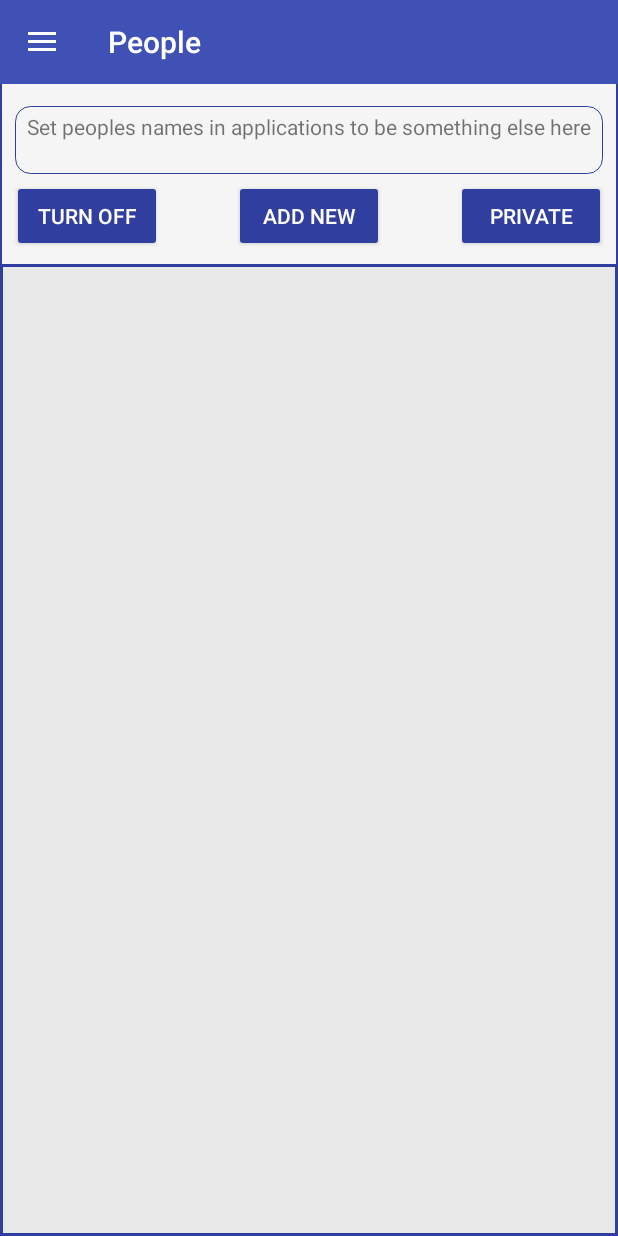
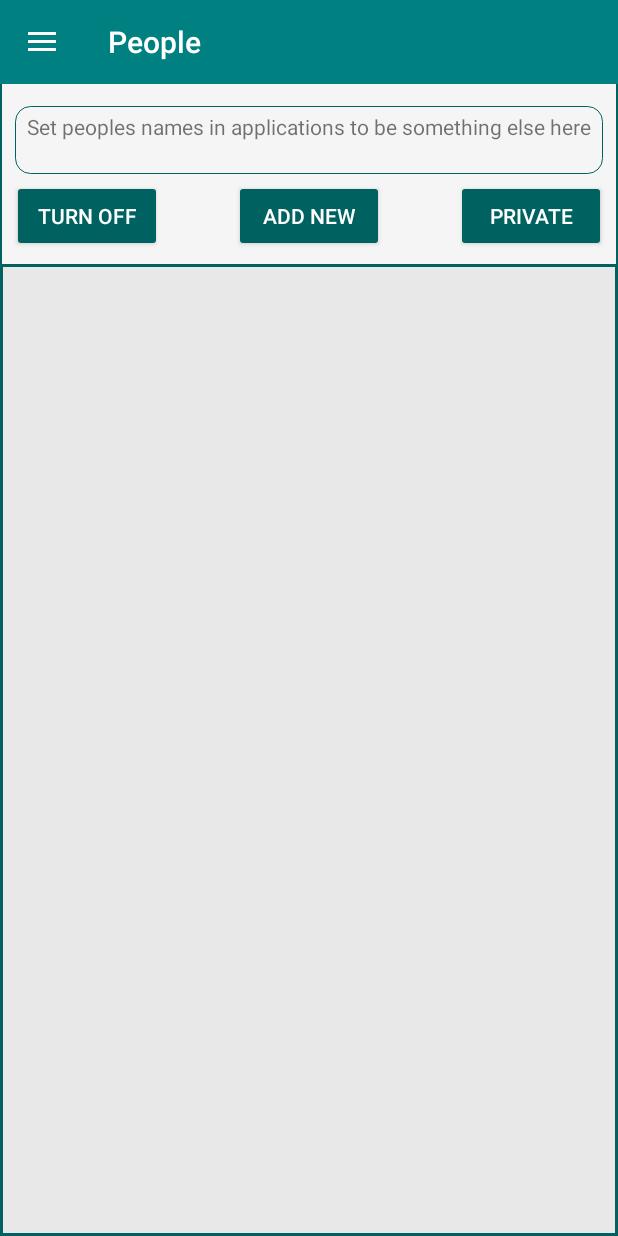
Before and after one commit to Sharkgrammer/Android-Assistant, an Android app: the screen it shows after launch (mainActivity), on a phone screen of 412 x 824 dp. Run offline under Robolectric (Android 15) with nearby library versions, the phone set to English and light mode, and no system bars.

Commit message:
Visual changes

```diff
--- a/app/src/main/java/com/shark/assistant/mainActivity.java
+++ b/app/src/main/java/com/shark/assistant/mainActivity.java
@@ -670,6 +670,7 @@ public class mainActivity extends AppCompatActivity {
                 }else{
                     lblExplain.setVisibility(View.VISIBLE);
                 }
+                 break;
             case IMPORT_PAGE:
                 startActivity(new Intent(mainActivity.this, importActivity.class));
         }
--- a/app/src/main/res/values/colors.xml
+++ b/app/src/main/res/values/colors.xml
@@ -1,9 +1,9 @@
 <?xml version="1.0" encoding="utf-8"?>
 <resources>
-    <color name="colorPrimary">#3F51B5</color>
-    <color name="colorPrimaryDark">#303F9F</color>
-    <color name="colorAccent">#FF4081</color>
-    <color name="ic_launcher_background">@color/colorAccent</color>
+    <color name="colorPrimary">#008080</color>
+    <color name="colorPrimaryDark">#006161</color>
+    <color name="colorAccent">#802F00</color>
+    <color name="ic_launcher_background">@color/colorPrimaryDark</color>
     <color name="colorTextLight">#ffffff</color>
     <color name="colorTextDark">#000000</color>
     <color name="colorBackground">#E8E8E8</color>
```
Also changed, not shown: app/src/main/ic_launcher-web.png, app/src/main/res/mipmap-hdpi/ic_launcher.png, app/src/main/res/mipmap-hdpi/ic_launcher_foreground.png, app/src/main/res/mipmap-hdpi/ic_launcher_round.png, app/src/main/res/mipmap-mdpi/ic_launcher.png, app/src/main/res/mipmap-mdpi/ic_launcher_foreground.png, app/src/main/res/mipmap-mdpi/ic_launcher_round.png, app/src/main/res/mipmap-xhdpi/ic_launcher.png, app/src/main/res/mipmap-xhdpi/ic_launcher_foreground.png, app/src/main/res/mipmap-xhdpi/ic_launcher_round.png, app/src/main/res/mipmap-xxhdpi/ic_launcher.png, app/src/main/res/mipmap-xxhdpi/ic_launcher_foreground.png, app/src/main/res/mipmap-xxhdpi/ic_launcher_round.png, app/src/main/res/mipmap-xxxhdpi/ic_launcher.png, 2 more files, 2 other files.
